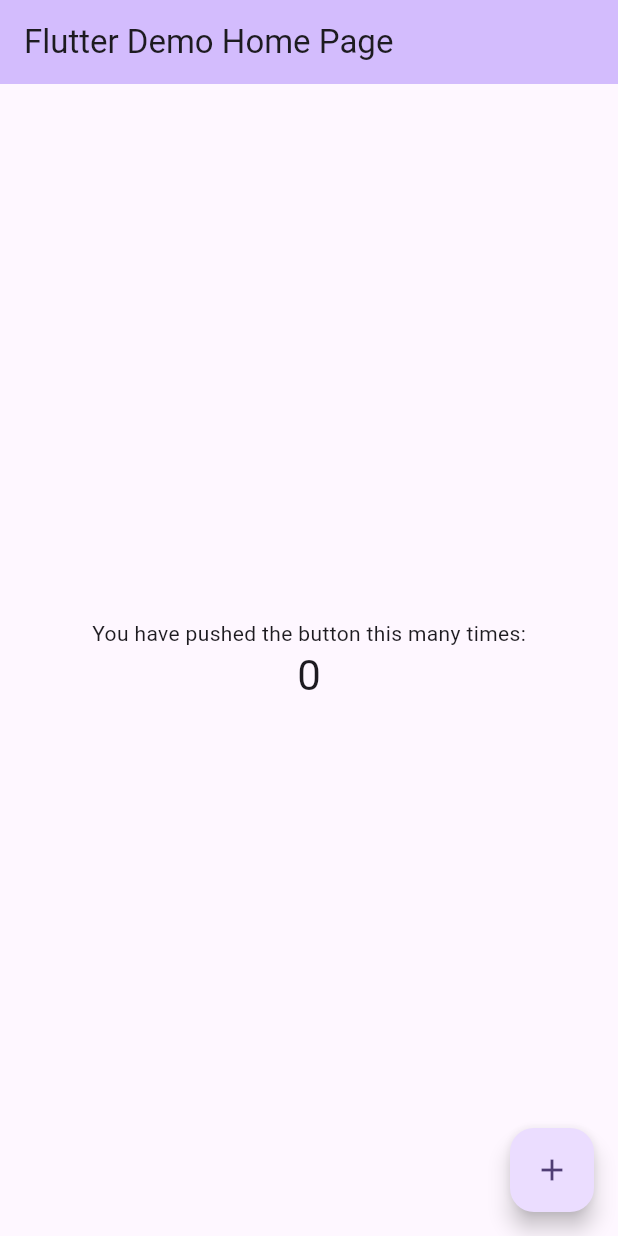
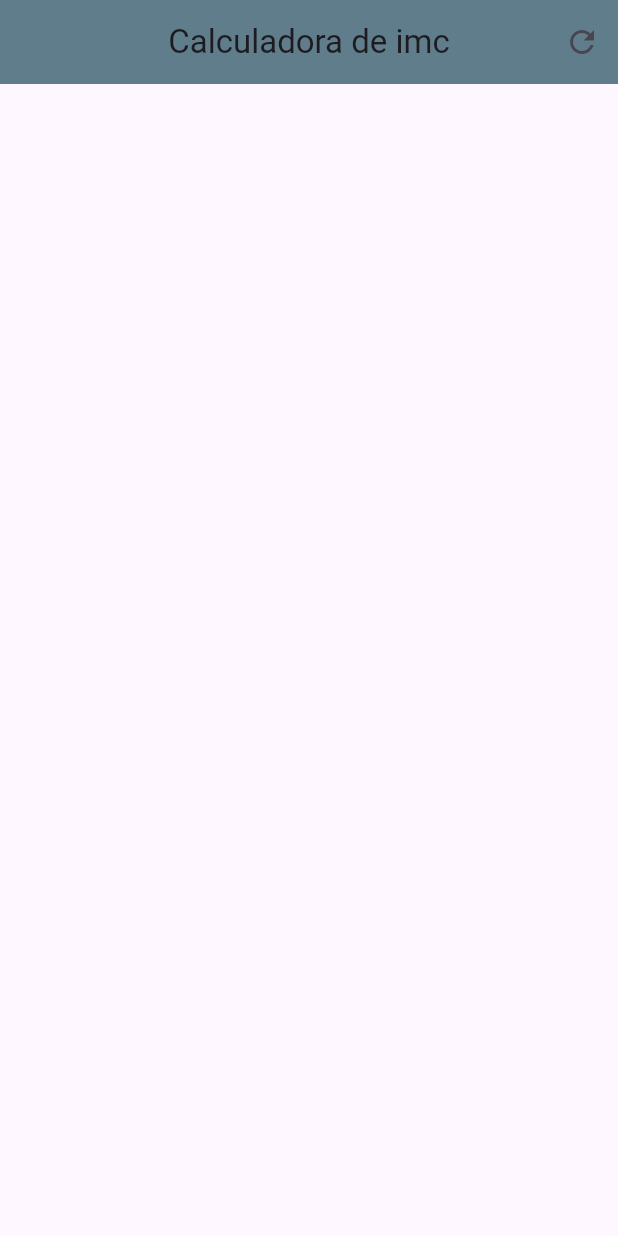
Before and after one commit to IrandevWolf/calculadora_mc, a Flutter app: the screen it shows after launch, on a phone screen of 412 x 824 dp. Run offline on Flutter 3.47's test engine with Material 3 defaults, Android fonts, the light colour scheme and no system bars.

Commit message:
add appBar

```diff
--- a/lib/main.dart
+++ b/lib/main.dart
@@ -1,125 +1,33 @@
 import 'package:flutter/material.dart';
 
 void main() {
-  runApp(const MyApp());
+  runApp(MaterialApp(
+    home: Home(),
+  ));
 }
 
-class MyApp extends StatelessWidget {
-  const MyApp({super.key});
+class Home extends StatefulWidget {
+  const Home({super.key});
 
-  // This widget is the root of your application.
+  @override
+  State<Home> createState() => _HomeState();
+}
+
+class _HomeState extends State<Home> {
   @override
   Widget build(BuildContext context) {
-    return MaterialApp(
-      title: 'Flutter Demo',
-      theme: ThemeData(
-        // This is the theme of your application.
-        //
-        // TRY THIS: Try running your application with "flutter run". You'll see
-        // the application has a blue toolbar. Then, without quitting the app,
-        // try changing the seedColor in the colorScheme below to Colors.green
-        // and then invoke "hot reload" (save your changes or press the "hot
-        // reload" button in a Flutter-supported IDE, or press "r" if you used
-        // the command line to start the app).
-        //
-        // Notice that the counter didn't reset back to zero; the application
-        // state is not lost during the reload. To reset the state, use hot
-        // restart instead.
-        //
-        // This works for code too, not just values: Most code changes can be
-        // tested with just a hot reload.
-        colorScheme: ColorScheme.fromSeed(seedColor: Colors.deepPurple),
-        useMaterial3: true,
+    return Scaffold(
+      appBar: AppBar(
+        title: Text("Calculadora de imc"),
+        centerTitle: true,
+        backgroundColor: Colors.blueGrey,
+        actions: <Widget>[
+          IconButton(
+            icon: Icon(Icons.refresh),
+            onPressed: () {},
+          ),
+        ],
       ),
-      home: const MyHomePage(title: 'Flutter Demo Home Page'),
     );
   }
 }
-
-class MyHomePage extends StatefulWidget {
-  const MyHomePage({super.key, required this.title});
-
-  // This widget is the home page of your application. It is stateful, meaning
-  // that it has a State object (defined below) that contains fields that affect
-  // how it looks.
-
-  // This class is the configuration for the state. It holds the values (in this
-  // case the title) provided by the parent (in this case the App widget) and
-  // used by the build method of the State. Fields in a Widget subclass are
-  // always marked "final".
-
-  final String title;
-
-  @override
-  State<MyHomePage> createState() => _MyHomePageState();
-}
-
-class _MyHomePageState extends State<MyHomePage> {
-  int _counter = 0;
-
-  void _incrementCounter() {
-    setState(() {
-      // This call to setState tells the Flutter framework that something has
-      // changed in this State, which causes it to rerun the build method below
-      // so that the display can reflect the updated values. If we changed
-      // _counter without calling setState(), then the build method would not be
-      // called again, and so nothing would appear to happen.
-      _counter++;
-    });
-  }
-
-  @override
-  Widget build(BuildContext context) {
-    // This method is rerun every time setState is called, for instance as done
-    // by the _incrementCounter method above.
-    //
-    // The Flutter framework has been optimized to make rerunning build methods
-    // fast, so that you can just rebuild anything that needs updating rather
-    // than having to individually change instances of widgets.
-    return Scaffold(
-      appBar: AppBar(
-        // TRY THIS: Try changing the color here to a specific color (to
-        // Colors.amber, perhaps?) and trigger a hot reload to see the AppBar
-        // change color while the other colors stay the same.
-        backgroundColor: Theme.of(context).colorScheme.inversePrimary,
-        // Here we take the value from the MyHomePage object that was created by
-        // the App.build method, and use it to set our appbar title.
-        title: Text(widget.title),
-      ),
-      body: Center(
-        // Center is a layout widget. It takes a single child and positions it
-        // in the middle of the parent.
-        child: Column(
-          // Column is also a layout widget. It takes a list of children and
-          // arranges them vertically. By default, it sizes itself to fit its
-          // children horizontally, and tries to be as tall as its parent.
-          //
-          // Column has various properties to control how it sizes itself and
-          // how it positions its children. Here we use mainAxisAlignment to
-          // center the children vertically; the main axis here is the vertical
-          // axis because Columns are vertical (the cross axis would be
-          // horizontal).
-          //
-          // TRY THIS: Invoke "debug painting" (choose the "Toggle Debug Paint"
-          // action in the IDE, or press "p" in the console), to see the
-          // wireframe for each widget.
-          mainAxisAlignment: MainAxisAlignment.center,
-          children: <Widget>[
-            const Text(
-              'You have pushed the button this many times:',
-            ),
-            Text(
-              '$_counter',
-              style: Theme.of(context).textTheme.headlineMedium,
-            ),
-          ],
-        ),
-      ),
-      floatingActionButton: FloatingActionButton(
-        onPressed: _incrementCounter,
-        tooltip: 'Increment',
-        child: const Icon(Icons.add),
-      ), // This trailing comma makes auto-formatting nicer for build methods.
-    );
-  }
-}
```
Also changed, not shown: 1 other file.
